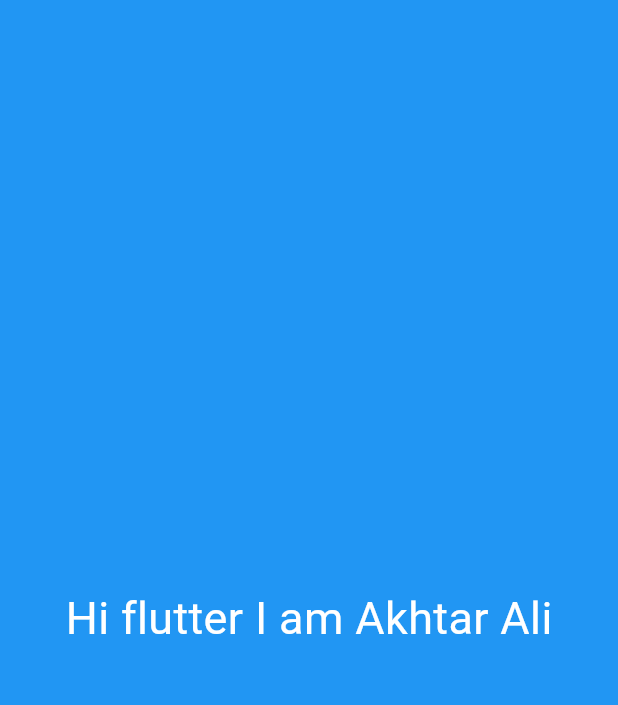
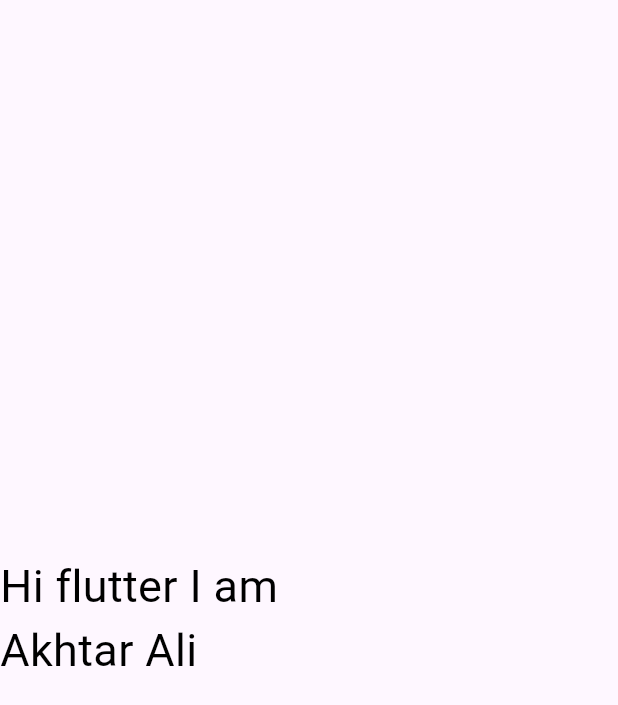
Before and after one commit to AkhtarAliNarejo/flutter_singleWidget_layout, a Flutter app: the screen it shows after launch, on a phone screen of 412 x 824 dp. Shown: the top 705 px of the screen. Run offline on Flutter 3.47's test engine with Material 3 defaults, Android fonts, the light colour scheme and no system bars.

Commit message:
first commit

```diff
--- a/lib/main.dart
+++ b/lib/main.dart
@@ -13,14 +13,15 @@ class MyApp extends StatelessWidget {
     return MaterialApp(
       debugShowCheckedModeBanner: false,
       home: Scaffold(
-        backgroundColor: Colors.blue,
-        body: Container(
+        //backgroundColor: Colors.blue,
+        body: AspectRatio(
           //alignment: Alignment.center,
+          aspectRatio: 1 / 3,
           child: const Align(
               //alignment: Alignment.center,
               child: Text(
             'Hi flutter I am Akhtar Ali',
-            style: TextStyle(color: Colors.white, fontSize: 30),
+            style: TextStyle(color: Colors.black, fontSize: 30),
           )),
         ),
       ),
```
